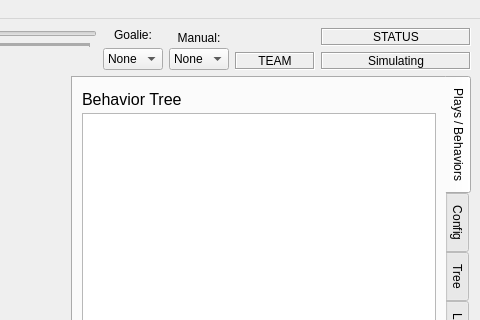
The window that soccer/ui/MainWindow.ui (RoboJackets/robocup-software) describes before a commit, drawn with Qt 5; both pictures show x 851 to 1331 and y 0 to 320 of the 1331 by 827 pixel window.
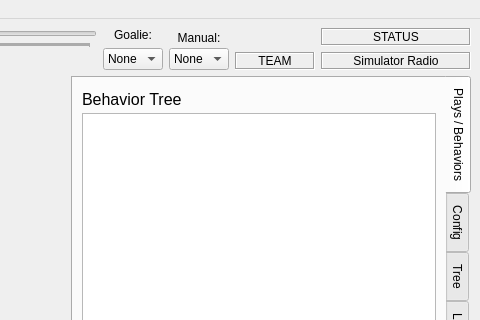
The same window after the commit. Icons and pictures are not drawn. Custom widgets are drawn as their Qt base class.

Commit message: Changed message when simulating radio to "Simulator Radio"

```diff
--- a/soccer/ui/MainWindow.ui
+++ b/soccer/ui/MainWindow.ui
@@ -883,7 +883,7 @@
            <enum>QFrame::Sunken</enum>
           </property>
           <property name="text">
-           <string>Simulating</string>
+           <string>Simulator Radio</string>
           </property>
           <property name="alignment">
            <set>Qt::AlignCenter</set>
```
